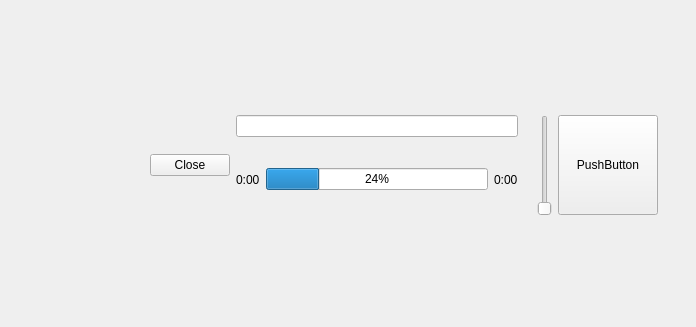
Before: the Qt Designer form ui/mediainterface.ui in pade/soundtrack-player, drawn with Qt 5.
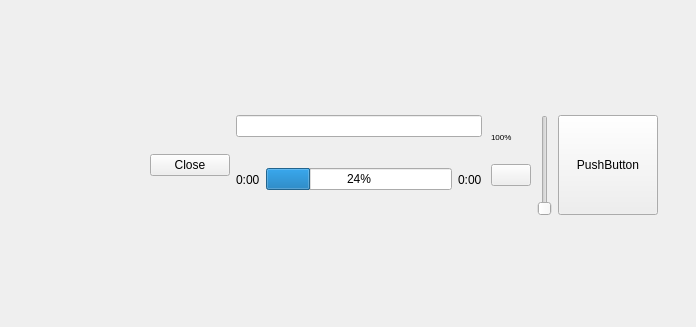
After: the same form once the commit is applied. Icons and pictures are not drawn.

What changed in the file:
```diff
--- a/ui/mediainterface.ui
+++ b/ui/mediainterface.ui
@@ -88,14 +88,53 @@
       </layout>
      </item>
      <item>
-      <widget class="QLabel" name="volumeIcone">
-       <property name="text">
-        <string/>
+      <layout class="QVBoxLayout" name="verticalLayout_2">
+       <property name="leftMargin">
+        <number>3</number>
        </property>
-       <property name="pixmap">
-        <pixmap>volume.png</pixmap>
+       <property name="rightMargin">
+        <number>0</number>
        </property>
-      </widget>
+       <item>
+        <widget class="QLabel" name="label">
+         <property name="font">
+          <font>
+           <pointsize>6</pointsize>
+          </font>
+         </property>
+         <property name="text">
+          <string>100%</string>
+         </property>
+        </widget>
+       </item>
+       <item>
+        <widget class="QPushButton" name="mute">
+         <property name="text">
+          <string/>
+         </property>
+         <property name="icon">
+          <iconset>
+           <normaloff>volume.png</normaloff>volume.png</iconset>
+         </property>
+        </widget>
+       </item>
+       <item>
+        <spacer name="verticalSpacer">
+         <property name="orientation">
+          <enum>Qt::Vertical</enum>
+         </property>
+         <property name="sizeType">
+          <enum>QSizePolicy::Fixed</enum>
+         </property>
+         <property name="sizeHint" stdset="0">
+          <size>
+           <width>20</width>
+           <height>30</height>
+          </size>
+         </property>
+        </spacer>
+       </item>
+      </layout>
      </item>
      <item>
       <widget class="QSlider" name="volumeSlider">
```
